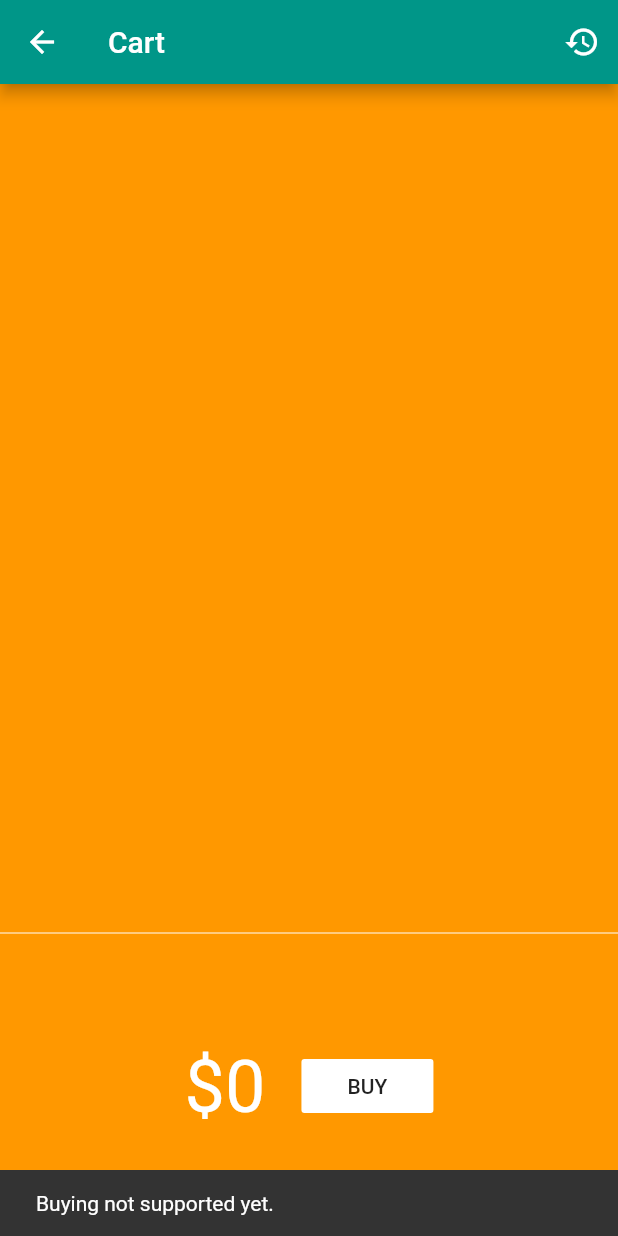
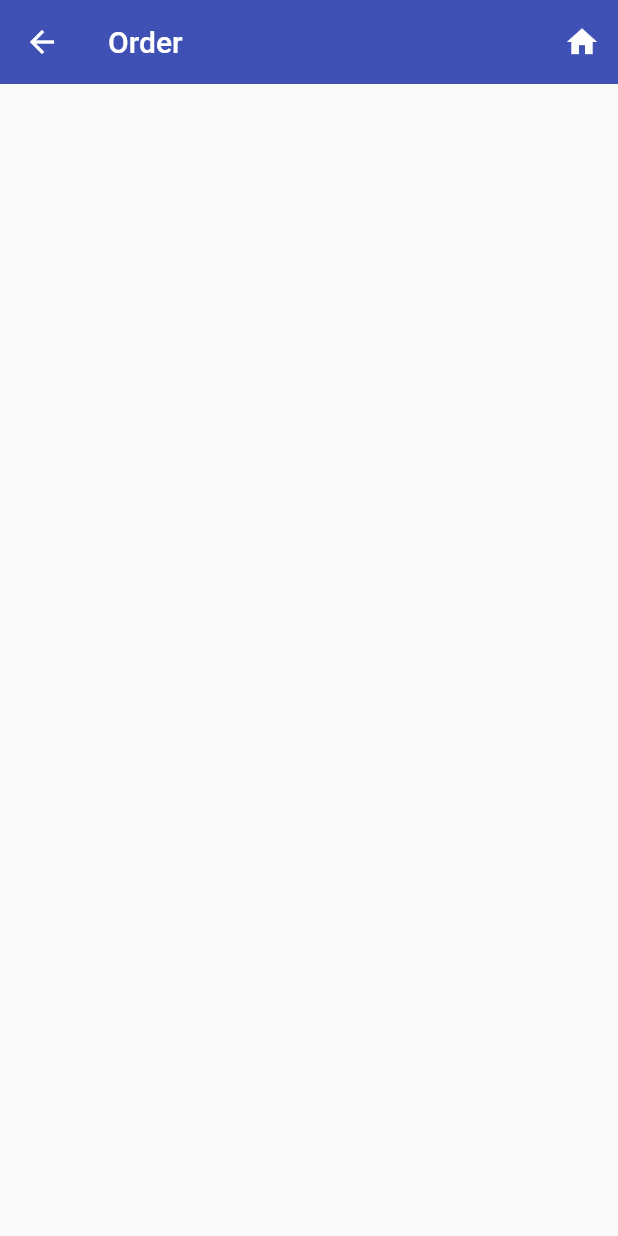
Before and after one commit to flutter-samples/flutter-design-pattern, a Flutter app: the ShopCart screen opened by its route, after a tap on "BUY", on a phone screen of 412 x 824 dp. Run offline on Flutter 3.47's test engine with Material 2 defaults, Android fonts, the phone set to English and light mode, and no system bars; our stand-ins replace badges, flutter_svg, sqflite; accounts and stored records are empty.

Commit message:
add order,fix steambuilder issue

```diff
--- a/lib/controllers/catalog.dart
+++ b/lib/controllers/catalog.dart
@@ -1,12 +1,12 @@
+import 'package:flutter/material.dart';
 import 'package:shopper/repositories/catalog.dart';
 import 'package:shopper/models/catalog.dart';
 import 'dart:async';
 
-class CatalogController {
+class CatalogController with ChangeNotifier {
   final _catalogRepository = CatalogRepository();
-  final _catalogController = StreamController<List<Catalog>>.broadcast();
-
-  Stream<List<Catalog>> get catalogs => _catalogController.stream;
+  List<Catalog> _items = [];
+  List<Catalog> get catalogs => _items;
 
   CatalogController() {
     init();
@@ -17,26 +17,22 @@ class CatalogController {
     await addCatalog();
     await addCatalog();
     // end
-    return getCatalogs();
+    await getCatalogs();
   }
 
   Future getCatalogs() async {
-    _catalogController.sink.add(
-      await _catalogRepository.getCatalogs(),
-    );
+    _items = await _catalogRepository.getCatalogs();
+    notifyListeners();
   }
 
   Future addCatalog() async {
     await _catalogRepository.addCatalog();
     await getCatalogs();
+    notifyListeners();
   }
 
   Future clearCatalogs() async {
     await _catalogRepository.clearCatalogs();
     await getCatalogs();
   }
-
-  void dispose() {
-    _catalogController.close();
-  }
 }
--- a/lib/views/cart.dart
+++ b/lib/views/cart.dart
@@ -1,6 +1,8 @@
 import 'package:flutter/material.dart';
 import 'package:provider/provider.dart';
+import 'package:badges/badges.dart';
 import 'package:shopper/controllers/cart.dart';
+import 'package:shopper/views/order.dart';
 
 class ShopCart extends StatelessWidget {
   @override
@@ -87,9 +89,10 @@ class _CartTotal extends StatelessWidget {
             SizedBox(width: 24),
             FlatButton(
               onPressed: () {
-                Scaffold.of(context).showSnackBar(
-                  SnackBar(
-                    content: Text('Buying not supported yet.'),
+                Navigator.push(
+                  context,
+                  MaterialPageRoute(
+                    builder: (context) => ShopOrder(),
                   ),
                 );
               },
@@ -106,16 +109,32 @@ class _CartTotal extends StatelessWidget {
 class _AppBar extends StatelessWidget with PreferredSizeWidget {
   @override
   Widget build(BuildContext context) {
-    var cartBloc = Provider.of<CartController>(context);
+    var cartController = Provider.of<CartController>(context);
     return AppBar(
       title: Text('Cart'),
       backgroundColor: Colors.teal,
       actions: [
-        IconButton(
-          icon: Icon(Icons.restore),
-          onPressed: () {
-            cartBloc.clear();
-          },
+        Consumer<CartController>(
+          builder: (context, cart, child) => IconButton(
+            icon: Badge(
+              badgeColor: Colors.orange,
+              toAnimate: false,
+              badgeContent: Text(
+                '${cart.items.length}',
+                style: TextStyle(
+                  fontSize: 12,
+                  color: Colors.white,
+                ),
+              ),
+              child: Icon(
+                Icons.delete_forever,
+                color: Colors.white,
+              ),
+            ),
+            onPressed: () {
+              cartController.clear();
+            },
+          ),
         ),
       ],
     );
--- a/pubspec.yaml
+++ b/pubspec.yaml
@@ -21,6 +21,7 @@ dev_dependencies:
   sqflite: ^1.1.0
   path_provider: ^0.5.0+1
   flutter_svg: ^0.14.0
+  badges: ^1.1.0
 
 flutter:
   uses-material-design: true
```
Also changed, not shown: lib/main.dart (+5 -4 lines), lib/views/catalog.dart (+50 -37 lines), lib/views/order.dart (added, +114 -0 lines), github-assets/Screenshot_1567050012.png, github-assets/Screenshot_1567050036.png, github-assets/Screenshot_1567583879.png (added), pubspec.lock, 1 other file.
